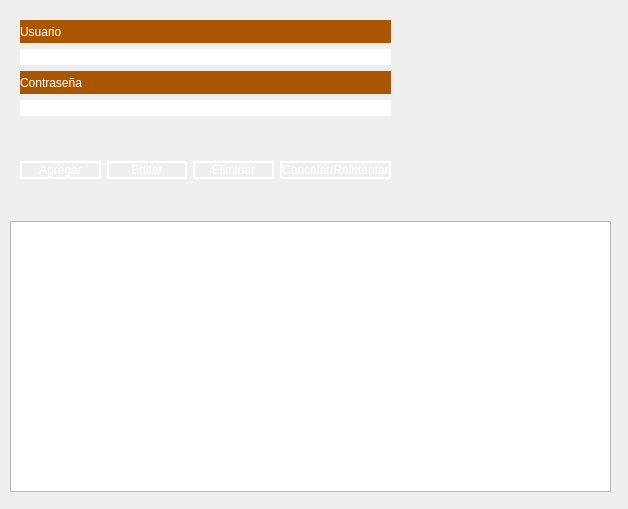
Qt form Usuarios.ui (manisandi/proyecto_progra_2) before a commit.
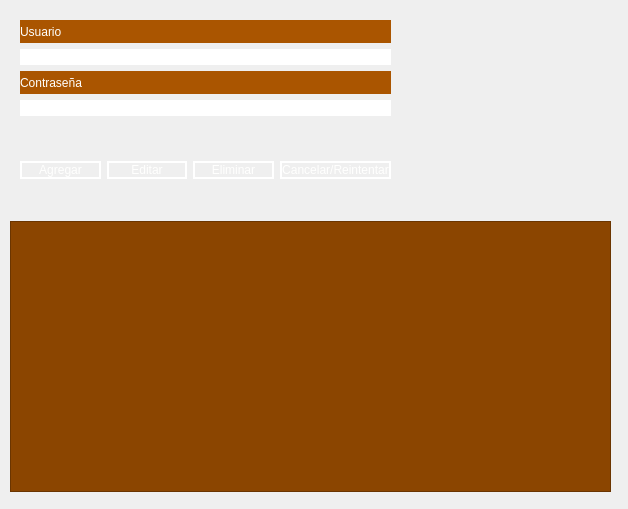
The same form after that commit. Icons and pictures are not drawn.

Patch:
```diff
--- a/Usuarios.ui
+++ b/Usuarios.ui
@@ -41,8 +41,7 @@
     <string/>
    </property>
    <property name="styleSheet">
-    <string notr="true">color: rgb(255, 255, 255);
-color: qlineargradient(spread:pad, x1:0, y1:0, x2:1, y2:0, stop:0 rgba(255, 178, 102, 255), stop:0.55 rgba(235, 148, 61, 255), stop:0.98 rgba(0, 0, 0, 255), stop:1 rgba(0, 0, 0, 0));</string>
+    <string notr="true">background-color: rgb(139, 69, 0);</string>
    </property>
    <property name="editTriggers">
     <set>QAbstractItemView::NoEditTriggers</set>
```
Left out of the diff: 6 changed lines with no effect on the pictures.
